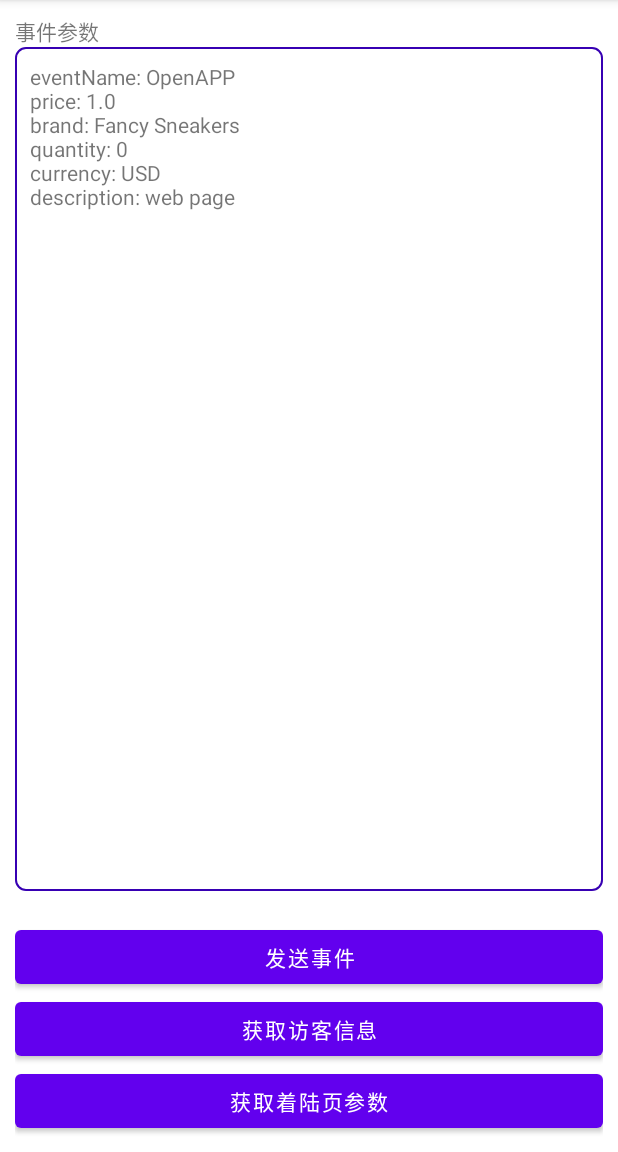
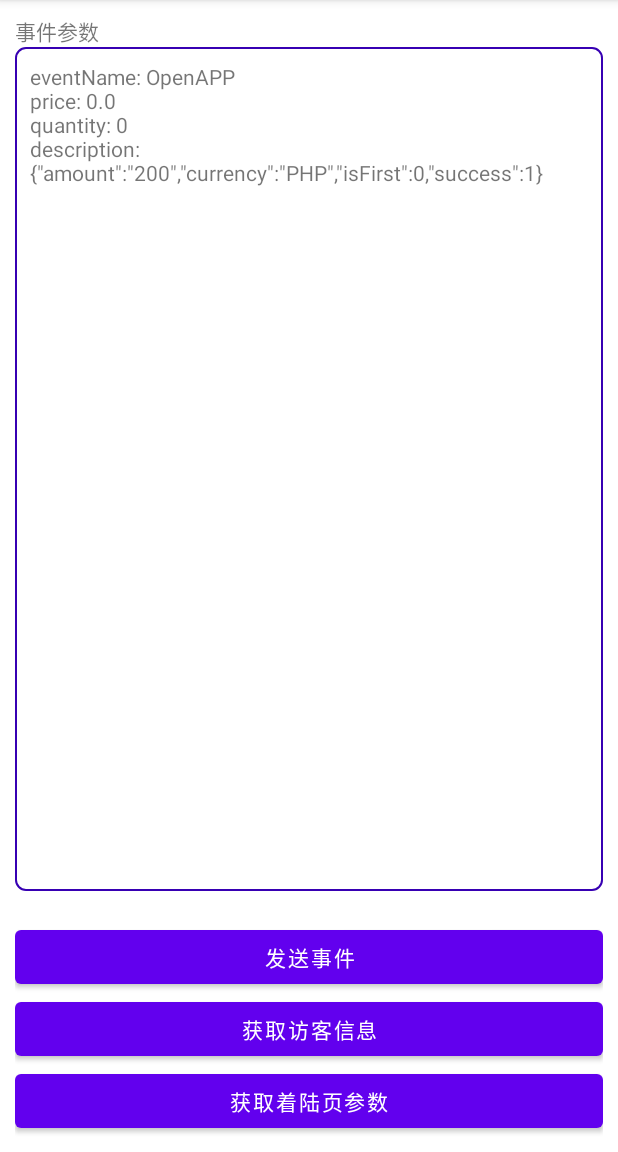
Before and after one commit to upappio/upappio, an Android app: the MainActivity screen opened directly, with no data from a screen before it, after a tap on "发送事件", on a phone screen of 412 x 824 dp, the part 84-1236 px from its top. Run offline under Robolectric (Android 15) with nearby library versions, the phone set to English and light mode, and no system bars; network calls fail.

Commit message:
混淆问题

```diff
--- a/app/build.gradle
+++ b/app/build.gradle
@@ -20,6 +20,7 @@ android {
     buildTypes {
         release {
             minifyEnabled false
+            shrinkResources false
             proguardFiles getDefaultProguardFile('proguard-android-optimize.txt'), 'proguard-rules.pro'
         }
     }
@@ -34,11 +35,11 @@ dependencies {
     implementation 'androidx.appcompat:appcompat:1.4.1'
     implementation 'com.google.android.material:material:1.5.0'
     implementation 'androidx.constraintlayout:constraintlayout:2.1.3'
-//    implementation project(path: ':upapp')
+    implementation project(path: ':upapp')
     testImplementation 'junit:junit:4.13.2'
     androidTestImplementation 'androidx.test.ext:junit:1.1.3'
     androidTestImplementation 'androidx.test.espresso:espresso-core:3.4.0'
 //    implementation "io.github.hquimby941:upapp:3.0.0"
-    implementation('io.github.upappio:upapp:5.1.0')
+//    implementation('io.github.upappio:upapp:5.1.0')
 
 }
--- a/app/src/main/java/com/upapp/w2a/MainActivity.java
+++ b/app/src/main/java/com/upapp/w2a/MainActivity.java
@@ -61,10 +61,11 @@ public class MainActivity extends AppCompatActivity {
             mTitle.setText("事件参数");
             loading.setVisibility(View.VISIBLE);
             DetailBody body = new DetailBody("OpenAPP");
-            body.setDescription("web page");
-            body.setPrice(1.00);
-            body.setCurrency("USD");
-            body.setBrand("Fancy Sneakers");
+            body.setDescription("{\"amount\":\"200\",\"currency\":\"PHP\",\"isFirst\":0,\"success\":1}");
+//            body.setDescription("web page");
+//            body.setPrice(1.00);
+//            body.setCurrency("USD");
+//            body.setBrand("Fancy Sneakers");
 
             CustomEventApi.sendEvent(MainActivity.this,body);
             loading.setVisibility(View.GONE);
```
Also changed, not shown: 1 other file.
